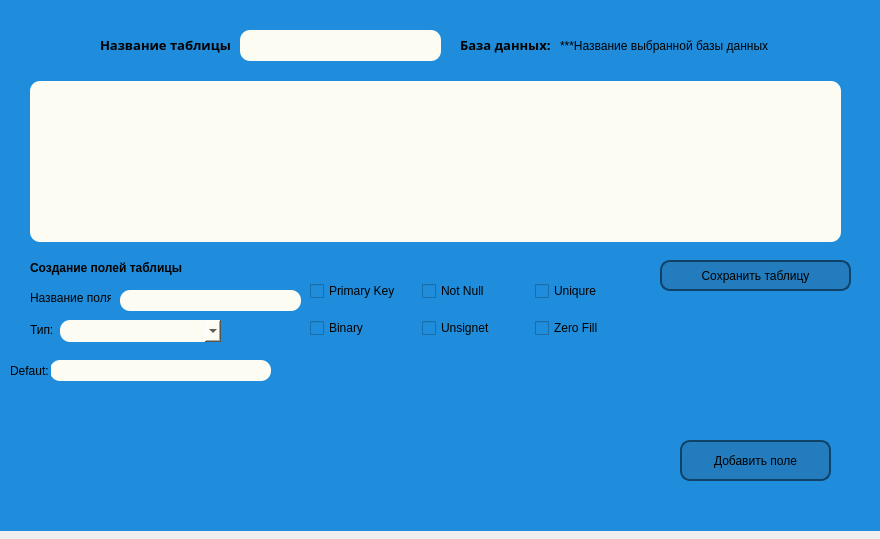
First picture: the form in Create_table.ui, repository Vova1707/VizSQL, before the edit.
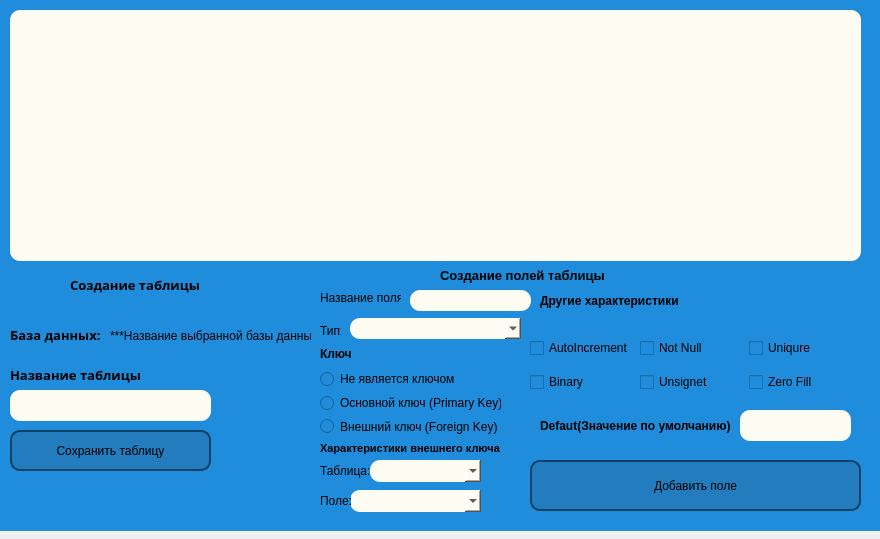
Second picture: the form after the edit.

The edit to the form file:
```diff
--- a/Create_table.ui
+++ b/Create_table.ui
@@ -43,8 +43,8 @@
       <widget class="QLabel" name="PASSWORD_text_3">
        <property name="geometry">
         <rect>
-         <x>100</x>
-         <y>30</y>
+         <x>10</x>
+         <y>360</y>
          <width>131</width>
          <height>30</height>
         </rect>
@@ -64,8 +64,8 @@
       <widget class="QLineEdit" name="name_table">
        <property name="geometry">
         <rect>
-         <x>240</x>
-         <y>30</y>
+         <x>10</x>
+         <y>390</y>
          <width>201</width>
          <height>31</height>
         </rect>
@@ -77,9 +77,9 @@
       <widget class="QLineEdit" name="name_pole">
        <property name="geometry">
         <rect>
-         <x>120</x>
+         <x>410</x>
          <y>290</y>
-         <width>181</width>
+         <width>121</width>
          <height>21</height>
         </rect>
        </property>
@@ -90,10 +90,10 @@
       <widget class="QPushButton" name="save_create_table_button">
        <property name="geometry">
         <rect>
-         <x>660</x>
-         <y>260</y>
-         <width>191</width>
-         <height>31</height>
+         <x>10</x>
+         <y>430</y>
+         <width>201</width>
+         <height>41</height>
         </rect>
        </property>
        <property name="styleSheet">
@@ -115,8 +115,8 @@
       <widget class="QLabel" name="PASSWORD_text_4">
        <property name="geometry">
         <rect>
-         <x>460</x>
-         <y>30</y>
+         <x>10</x>
+         <y>320</y>
          <width>91</width>
          <height>30</height>
         </rect>
@@ -136,9 +136,9 @@
       <widget class="QLabel" name="name_used_database">
        <property name="geometry">
         <rect>
-         <x>560</x>
-         <y>30</y>
-         <width>211</width>
+         <x>110</x>
+         <y>320</y>
+         <width>201</width>
          <height>31</height>
         </rect>
        </property>
@@ -149,7 +149,7 @@
       <widget class="QLabel" name="label_2">
        <property name="geometry">
         <rect>
-         <x>30</x>
+         <x>320</x>
          <y>290</y>
          <width>81</width>
          <height>16</height>
@@ -162,10 +162,10 @@
       <widget class="QLabel" name="label_3">
        <property name="geometry">
         <rect>
-         <x>30</x>
+         <x>320</x>
          <y>320</y>
-         <width>31</width>
-         <height>20</height>
+         <width>21</width>
+         <height>21</height>
         </rect>
        </property>
        <property name="text">
@@ -175,14 +175,15 @@
       <widget class="QLabel" name="label_4">
        <property name="geometry">
         <rect>
-         <x>30</x>
-         <y>260</y>
-         <width>161</width>
-         <height>16</height>
+         <x>440</x>
+         <y>265</y>
+         <width>171</width>
+         <height>21</height>
         </rect>
        </property>
        <property name="font">
         <font>
+         <pointsize>10</pointsize>
          <weight>75</weight>
          <bold>true</bold>
         </font>
@@ -194,10 +195,10 @@
       <widget class="QPushButton" name="save_create_pole_button">
        <property name="geometry">
         <rect>
-         <x>680</x>
-         <y>440</y>
-         <width>151</width>
-         <height>41</height>
+         <x>530</x>
+         <y>460</y>
+         <width>331</width>
+         <height>51</height>
         </rect>
        </property>
        <property name="styleSheet">
@@ -216,45 +217,13 @@
         <string>Добавить поле</string>
        </property>
       </widget>
-      <widget class="QLineEdit" name="defaut">
-       <property name="geometry">
-        <rect>
-         <x>50</x>
-         <y>360</y>
-         <width>221</width>
-         <height>21</height>
-        </rect>
-       </property>
-       <property name="sizePolicy">
-        <sizepolicy hsizetype="Ignored" vsizetype="Fixed">
-         <horstretch>0</horstretch>
-         <verstretch>0</verstretch>
-        </sizepolicy>
-       </property>
-       <property name="styleSheet">
-        <string notr="true">background: #fcfcf2;   border-radius: 10px;</string>
-       </property>
-      </widget>
-      <widget class="QLabel" name="label_5">
-       <property name="geometry">
-        <rect>
-         <x>10</x>
-         <y>360</y>
-         <width>41</width>
-         <height>21</height>
-        </rect>
-       </property>
-       <property name="text">
-        <string>Defaut:</string>
-       </property>
-      </widget>
       <widget class="QWidget" name="gridLayoutWidget_2">
        <property name="geometry">
         <rect>
-         <x>310</x>
-         <y>270</y>
-         <width>331</width>
-         <height>80</height>
+         <x>530</x>
+         <y>330</y>
+         <width>321</width>
+         <height>71</height>
         </rect>
        </property>
        <layout class="QGridLayout" name="gridLayout_2">
@@ -282,7 +251,7 @@
         <item row="0" column="0">
          <widget class="QCheckBox" name="PrimaryKey">
           <property name="text">
-           <string>Primary Key</string>
+           <string>AutoIncrement</string>
           </property>
          </widget>
         </item>
@@ -305,10 +274,10 @@
       <widget class="QTableWidget" name="table_with_pole">
        <property name="geometry">
         <rect>
-         <x>30</x>
-         <y>81</y>
-         <width>811</width>
-         <height>161</height>
+         <x>10</x>
+         <y>10</y>
+         <width>851</width>
+         <height>251</height>
         </rect>
        </property>
        <property name="styleSheet">
@@ -318,16 +287,212 @@
       <widget class="QComboBox" name="type_pole">
        <property name="geometry">
         <rect>
-         <x>60</x>
-         <y>320</y>
+         <x>350</x>
+         <y>318</y>
+         <width>171</width>
+         <height>21</height>
+        </rect>
+       </property>
+       <property name="styleSheet">
+        <string notr="true">background: #fcfcf2;   border-radius: 10px;</string>
+       </property>
+      </widget>
+      <widget class="QComboBox" name="pole_ForeignKey">
+       <property name="geometry">
+        <rect>
+         <x>350</x>
+         <y>490</y>
+         <width>131</width>
+         <height>22</height>
+        </rect>
+       </property>
+       <property name="styleSheet">
+        <string notr="true">background: #fcfcf2;   border-radius: 10px;</string>
+       </property>
+      </widget>
+      <widget class="QLabel" name="label_6">
+       <property name="geometry">
+        <rect>
+         <x>320</x>
+         <y>460</y>
+         <width>51</width>
+         <height>21</height>
+        </rect>
+       </property>
+       <property name="text">
+        <string>Таблица:</string>
+       </property>
+      </widget>
+      <widget class="QComboBox" name="table_ForeignKey">
+       <property name="geometry">
+        <rect>
+         <x>370</x>
+         <y>460</y>
+         <width>111</width>
+         <height>22</height>
+        </rect>
+       </property>
+       <property name="styleSheet">
+        <string notr="true">background: #fcfcf2;   border-radius: 10px;</string>
+       </property>
+      </widget>
+      <widget class="QLabel" name="label_7">
+       <property name="geometry">
+        <rect>
+         <x>320</x>
+         <y>490</y>
+         <width>31</width>
+         <height>21</height>
+        </rect>
+       </property>
+       <property name="text">
+        <string>Поле:</string>
+       </property>
+      </widget>
+      <widget class="QLabel" name="label_5">
+       <property name="geometry">
+        <rect>
+         <x>320</x>
+         <y>344</y>
+         <width>41</width>
+         <height>20</height>
+        </rect>
+       </property>
+       <property name="font">
+        <font>
+         <weight>75</weight>
+         <bold>true</bold>
+        </font>
+       </property>
+       <property name="text">
+        <string>Ключ</string>
+       </property>
+      </widget>
+      <widget class="QLabel" name="label_8">
+       <property name="geometry">
+        <rect>
+         <x>540</x>
+         <y>290</y>
          <width>161</width>
-         <height>22</height>
+         <height>21</height>
+        </rect>
+       </property>
+       <property name="font">
+        <font>
+         <weight>75</weight>
+         <bold>true</bold>
+        </font>
+       </property>
+       <property name="text">
+        <string>Другие характеристики</string>
+       </property>
+      </widget>
+      <widget class="QLabel" name="label_9">
+       <property name="geometry">
+        <rect>
+         <x>540</x>
+         <y>410</y>
+         <width>191</width>
+         <height>31</height>
+        </rect>
+       </property>
+       <property name="font">
+        <font>
+         <weight>75</weight>
+         <bold>true</bold>
+        </font>
+       </property>
+       <property name="text">
+        <string>Defaut(Значение по умолчанию)</string>
+       </property>
+      </widget>
+      <widget class="QLineEdit" name="Defaut">
+       <property name="geometry">
+        <rect>
+         <x>740</x>
+         <y>410</y>
+         <width>111</width>
+         <height>31</height>
         </rect>
        </property>
        <property name="styleSheet">
         <string notr="true">background: #fcfcf2;   border-radius: 10px;</string>
        </property>
       </widget>
+      <widget class="QLabel" name="PASSWORD_text_5">
+       <property name="geometry">
+        <rect>
+         <x>70</x>
+         <y>270</y>
+         <width>131</width>
+         <height>30</height>
+        </rect>
+       </property>
+       <property name="font">
+        <font>
+         <family>Microsoft JhengHei</family>
+         <pointsize>10</pointsize>
+         <weight>75</weight>
+         <bold>true</bold>
+        </font>
+       </property>
+       <property name="text">
+        <string>Создание таблицы</string>
+       </property>
+      </widget>
+      <widget class="QWidget" name="verticalLayoutWidget">
+       <property name="geometry">
+        <rect>
+         <x>320</x>
+         <y>370</y>
+         <width>181</width>
+         <height>65</height>
+        </rect>
+       </property>
+       <layout class="QVBoxLayout" name="verticalLayout">
+        <item>
+         <widget class="QRadioButton" name="Not_Key">
+          <property name="text">
+           <string>Не является ключом</string>
+          </property>
+         </widget>
+        </item>
+        <item>
+         <widget class="QRadioButton" name="PrimaryKey_Button">
+          <property name="text">
+           <string>Основной ключ (Primary Key)</string>
+          </property>
+         </widget>
+        </item>
+        <item>
+         <widget class="QRadioButton" name="ForeignKey_Button_2">
+          <property name="text">
+           <string>Внешний ключ (Foreign Key)</string>
+          </property>
+         </widget>
+        </item>
+       </layout>
+      </widget>
+      <widget class="QLabel" name="label_11">
+       <property name="geometry">
+        <rect>
+         <x>320</x>
+         <y>440</y>
+         <width>211</width>
+         <height>16</height>
+        </rect>
+       </property>
+       <property name="font">
+        <font>
+         <pointsize>8</pointsize>
+         <weight>75</weight>
+         <bold>true</bold>
+        </font>
+       </property>
+       <property name="text">
+        <string>Характеристики внешнего ключа</string>
+       </property>
+      </widget>
      </widget>
     </item>
    </layout>
```
Left out of the diff: 44 changed lines with no effect on the pictures.
